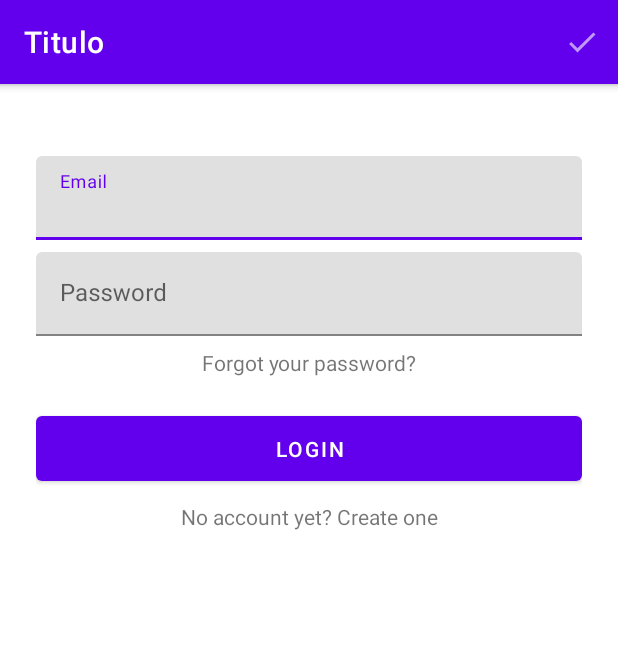
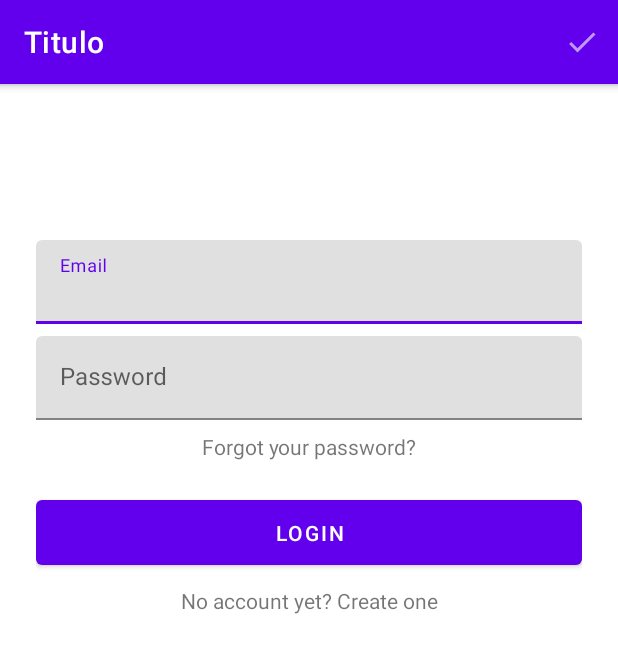
Before and after one commit to fdbozzo/LectordeFeedsRSS, an Android app: the screen it shows after launch (MainActivity), on a phone screen of 412 x 824 dp. Shown: the top 653 px of the screen. Run offline under Robolectric (Android 15) with nearby library versions, the phone set to English and light mode, and no system bars; our stand-ins replace Firebase (no records; nobody signed in at launch, a user with empty details on screens opened directly), Room's generated code, Timber, data binding, navigation-ui; libraries missing offline, so code that uses them is left out: retrofit2.converter.simplexml; 3 statements that could not run were skipped.

Commit message:
Arreglado problema de overlapping de las AppBar y el fragment layout

```diff
--- a/app/src/main/res/layout/activity_main.xml
+++ b/app/src/main/res/layout/activity_main.xml
@@ -43,7 +43,9 @@
 
                 <androidx.constraintlayout.widget.ConstraintLayout
                         android:layout_width="match_parent"
-                        android:layout_height="match_parent">
+                        android:layout_height="match_parent"
+                        android:layout_marginTop="?attr/actionBarSize"
+                        android:layout_marginBottom="?attr/actionBarSize">
 
                     <androidx.fragment.app.FragmentContainerView
                         android:id="@+id/fragmentContainerView"
```
